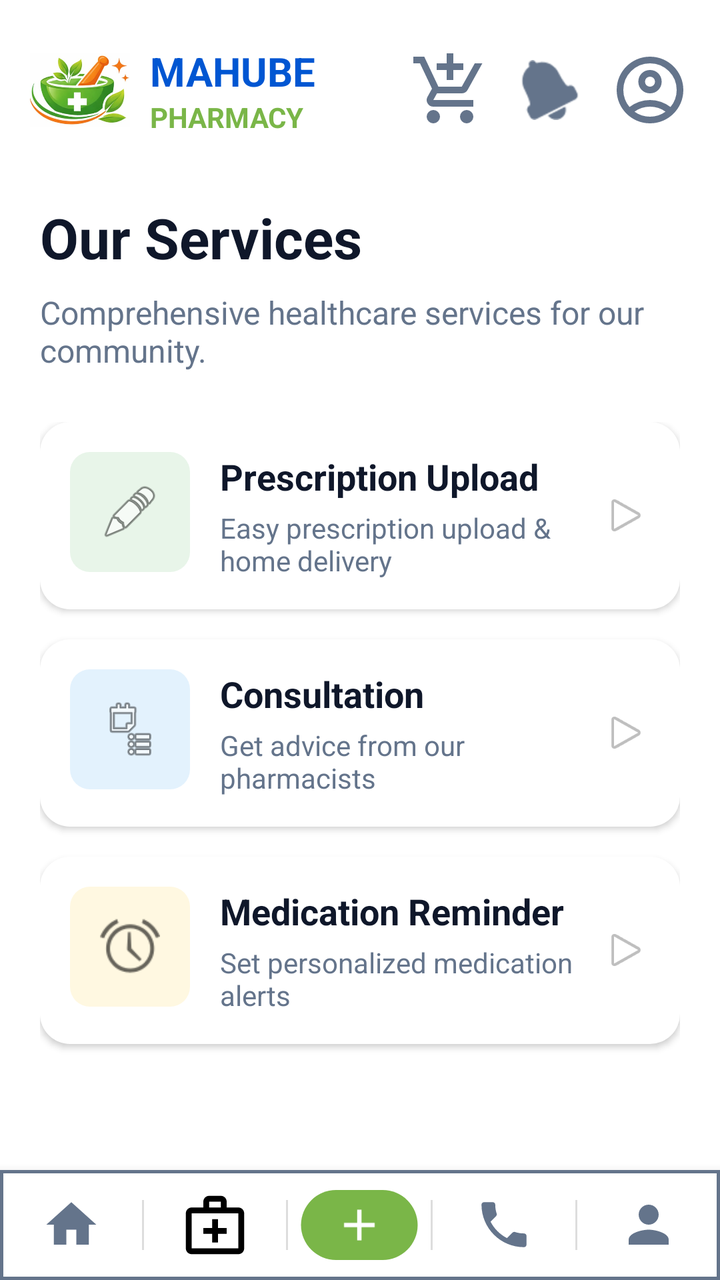
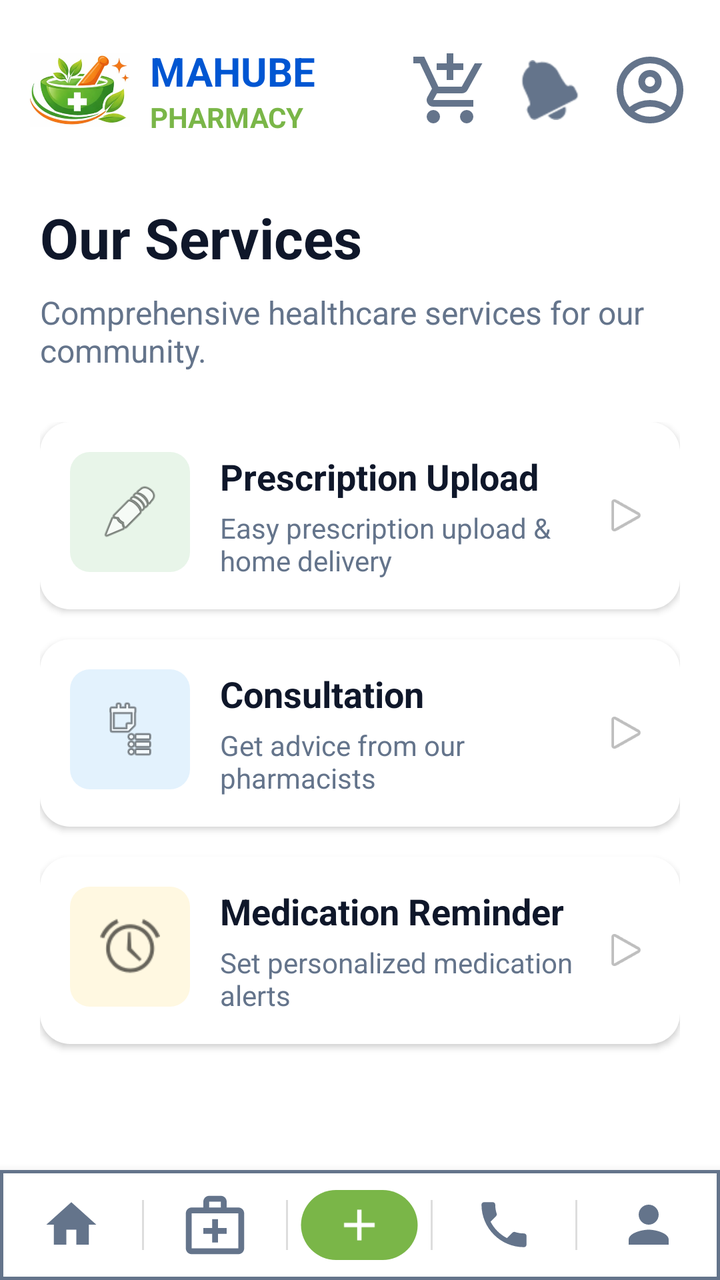

Two renders of the same Android screen: before a commit and after it. Below are the layout's source before the change and the commit's diff.
<!-- AndroidManifest.xml: application theme Theme.MahubePhamarcy -->
<!-- res/layout/services_page.xml -->
<?xml version="1.0" encoding="utf-8"?>
<LinearLayout xmlns:android="http://schemas.android.com/apk/res/android"
    xmlns:app="http://schemas.android.com/apk/res-auto"
    xmlns:tools="http://schemas.android.com/tools"
    android:layout_width="match_parent"
    android:layout_height="match_parent"
    android:orientation="vertical"
    android:layout_marginTop="25dp"
    android:background="@color/white">

    
    <RelativeLayout
        android:layout_width="match_parent"
        android:layout_height="wrap_content"
        android:layout_marginTop="20dp"
        android:clickable="true"
        android:paddingHorizontal="15dp">

        <ImageView
            android:id="@+id/Icon"
            android:layout_width="50dp"
            android:layout_height="50dp"
            android:layout_alignParentStart="true"
            android:layout_centerVertical="true"
            android:src="@drawable/icon_image"
            android:contentDescription="@string/app_name"
            android:clickable="true"
            android:onClick="showHomePage" />

        <LinearLayout
            android:id="@+id/logoTextContainer"
            android:layout_width="wrap_content"
            android:layout_height="wrap_content"
            android:layout_centerVertical="true"
            android:layout_marginStart="10dp"
            android:layout_toEndOf="@id/Icon"
            android:orientation="vertical"
            android:clickable="true"
            android:onClick="showHomePage">

            <TextView
                android:id="@+id/mahubePharmacy"
                android:layout_width="wrap_content"
                android:layout_height="wrap_content"
                android:text="@string/mahube"
                android:textColor="@color/button_blue"
                android:textSize="20sp"
                android:textStyle="bold" />

            <TextView
                android:layout_width="wrap_content"
                android:layout_height="wrap_content"
                android:text="@string/pharmacy"
                android:textColor="#7AB648"
                android:textSize="14sp"
                android:textStyle="bold" />
        </LinearLayout>
        <ImageView
            android:id="@+id/CartIcon"
            android:layout_width="40dp"
            android:layout_height="40dp"
            android:layout_toLeftOf="@id/notificationIcon"
            android:layout_marginEnd="15dp"
            android:layout_centerVertical="true"
            android:contentDescription="Cart"
            android:clickable="true"
            android:onClick="showCartPage"
            android:tint="#64748B"
            android:src="@drawable/shopping_cart" />
        <ImageView
            android:id="@+id/profileIcon"
            android:layout_width="40dp"
            android:layout_height="40dp"
            android:layout_alignParentEnd="true"
            android:layout_centerVertical="true"
            android:contentDescription="Profile"
            android:tint="#64748B"
            android:src="@drawable/account_circle"
            android:clickable="true"
            android:onClick="showProfilePage"/>

        <ImageView
            android:id="@+id/notificationIcon"
            android:layout_width="30dp"
            android:layout_height="30dp"
            android:layout_centerVertical="true"
            android:layout_marginEnd="15dp"
            android:layout_toStartOf="@id/profileIcon"
            android:src="@android:drawable/ic_popup_reminder"
            android:tint="#64748B"
            android:contentDescription="Notifications" />
    </RelativeLayout>

    <ScrollView
        android:layout_width="match_parent"
        android:layout_height="0dp"
        android:layout_weight="1"
        android:layout_marginTop="10dp">

        <LinearLayout
            android:layout_width="match_parent"
            android:layout_height="wrap_content"
            android:orientation="vertical"
            android:padding="20dp">

            
            <TextView
                android:layout_width="wrap_content"
                android:layout_height="wrap_content"
                android:text="@string/our_services"
                android:textColor="#0F172A"
                android:textSize="28sp"
                android:textStyle="bold" />

            <TextView
                android:layout_width="wrap_content"
                android:layout_height="wrap_content"
                android:layout_marginTop="8dp"
                android:text="@string/services_subtitle"
                android:textColor="@color/secondary_textColor"
                android:textSize="16sp" />

            
            <LinearLayout
                android:layout_width="match_parent"
                android:layout_height="wrap_content"
                android:layout_marginTop="25dp"
                android:orientation="vertical">

                
                <RelativeLayout
                    android:layout_width="match_parent"
                    android:layout_height="wrap_content"
                    android:layout_marginBottom="15dp"
                    android:background="@drawable/card_background"
                    android:backgroundTint="@color/white"
                    android:elevation="2dp"
                    android:padding="15dp"
                    android:clickable="true"
                    android:onClick="showUploadPresciptionPage">

                    <ImageView
                        android:id="@+id/rxIcon"
                        android:layout_width="60dp"
                        android:layout_height="60dp"
                        android:background="@drawable/edit_box"
                        android:backgroundTint="#E8F5E9"
                        android:padding="15dp"
                        android:src="@android:drawable/ic_menu_edit"
                        app:tint="#4CAF50"
                        android:contentDescription="Prescription Icon" />

                    <LinearLayout
                        android:layout_width="wrap_content"
                        android:layout_height="wrap_content"
                        android:layout_centerVertical="true"
                        android:layout_marginStart="15dp"
                        android:layout_toEndOf="@id/rxIcon"
                        android:layout_toStartOf="@id/chevron1"
                        android:orientation="vertical">

                        <TextView
                            android:layout_width="wrap_content"
                            android:layout_height="wrap_content"
                            android:text="@string/prescription_upload_title"
                            android:textColor="#0F172A"
                            android:textSize="18sp"
                            android:textStyle="bold" />

                        <TextView
                            android:layout_width="wrap_content"
                            android:layout_height="wrap_content"
                            android:layout_marginTop="4dp"
                            android:text="@string/prescription_upload_desc"
                            android:textColor="@color/secondary_textColor"
                            android:textSize="14sp" />
                    </LinearLayout>

                    <ImageView
                        android:id="@+id/chevron1"
                        android:layout_width="24dp"
                        android:layout_height="24dp"
                        android:layout_alignParentEnd="true"
                        android:layout_centerVertical="true"
                        android:src="@android:drawable/ic_media_play"
                        app:tint="#CBD5E1"
                        android:contentDescription="Go to Prescription Upload" />
                </RelativeLayout>

                
                <RelativeLayout
                    android:layout_width="match_parent"
                    android:layout_height="wrap_content"
                    android:layout_marginBottom="15dp"
                    android:background="@drawable/card_background"
                    android:backgroundTint="@color/white"
                    android:elevation="2dp"
                    android:padding="15dp"
                    android:clickable="true"
                    android:onClick="showConsultationPage">

                    <ImageView
                        android:id="@+id/consultationIcon"
                        android:layout_width="60dp"
                        android:layout_height="60dp"
                        android:background="@drawable/edit_box"
                        android:backgroundTint="#E3F2FD"
                        android:padding="15dp"
                        android:src="@android:drawable/ic_menu_agenda"
                        app:tint="#2196F3"
                        android:contentDescription="Consultation Icon" />

                    <LinearLayout
                        android:layout_width="wrap_content"
                        android:layout_height="wrap_content"
                        android:layout_centerVertical="true"
                        android:layout_marginStart="15dp"
                        android:layout_toEndOf="@id/consultationIcon"
                        android:layout_toStartOf="@id/chevron2"
                        android:orientation="vertical">

                        <TextView
                            android:layout_width="wrap_content"
                            android:layout_height="wrap_content"
                            android:text="@string/consultation_title"
                            android:textColor="#0F172A"
                            android:textSize="18sp"
                            android:textStyle="bold" />

                        <TextView
                            android:layout_width="wrap_content"
                            android:layout_height="wrap_content"
                            android:layout_marginTop="4dp"
                            android:text="@string/consultation_desc"
                            android:textColor="@color/secondary_textColor"
                            android:textSize="14sp" />
                    </LinearLayout>

                    <ImageView
                        android:id="@+id/chevron2"
                        android:layout_width="24dp"
                        android:layout_height="24dp"
                        android:layout_alignParentEnd="true"
                        android:layout_centerVertical="true"
                        android:src="@android:drawable/ic_media_play"
                        app:tint="#CBD5E1"
                        android:contentDescription="Go to Consultation" />
                </RelativeLayout>

                
                <RelativeLayout
                    android:layout_width="match_parent"
                    android:layout_height="wrap_content"
                    android:layout_marginBottom="15dp"
                    android:background="@drawable/card_background"
                    android:backgroundTint="@color/white"
                    android:elevation="2dp"
                    android:padding="15dp">

                    <ImageView
                        android:id="@+id/reminderIcon"
                        android:layout_width="60dp"
                        android:layout_height="60dp"
                        android:background="@drawable/edit_box"
                        android:backgroundTint="#FFF8E1"
                        android:padding="15dp"
                        android:src="@android:drawable/ic_lock_idle_alarm"
                        app:tint="#FFC107"
                        android:contentDescription="Reminder Icon" />

                    <LinearLayout
                        android:layout_width="wrap_content"
                        android:layout_height="wrap_content"
                        android:layout_centerVertical="true"
                        android:layout_marginStart="15dp"
                        android:layout_toEndOf="@id/reminderIcon"
                        android:layout_toStartOf="@id/chevron3"
                        android:orientation="vertical">

                        <TextView
                            android:layout_width="wrap_content"
                            android:layout_height="wrap_content"
                            android:text="@string/medication_reminder_title"
                            android:textColor="#0F172A"
                            android:textSize="18sp"
                            android:textStyle="bold" />

                        <TextView
                            android:layout_width="wrap_content"
                            android:layout_height="wrap_content"
                            android:layout_marginTop="4dp"
                            android:text="@string/medication_reminder_desc"
                            android:textColor="@color/secondary_textColor"
                            android:textSize="14sp" />
                    </LinearLayout>

                    <ImageView
                        android:id="@+id/chevron3"
                        android:layout_width="24dp"
                        android:layout_height="24dp"
                        android:layout_alignParentEnd="true"
                        android:layout_centerVertical="true"
                        android:src="@android:drawable/ic_media_play"
                        app:tint="#CBD5E1"
                        android:contentDescription="Go to Medication Reminder" />
                </RelativeLayout>

            </LinearLayout>

        </LinearLayout>
    </ScrollView>

    <LinearLayout
        android:layout_width="match_parent"
        android:layout_height="55dp"
        android:background="@drawable/nav_background"
        android:elevation="8dp"
        android:orientation="horizontal"
        android:gravity="center_vertical"
        android:outlineAmbientShadowColor="@color/black">
        <ImageView
            android:layout_width="0dp"
            android:layout_height="30dp"
            android:layout_weight="1"
            android:clickable="true"
            android:contentDescription="Home"
            android:src="@drawable/ic_home" android:tint="#64748B"
            android:onClick="showHomePage"/>
        <TextView android:layout_width="1dp" android:layout_height="25dp" android:background="#DDDDDD" />
        <ImageView
            android:layout_width="0dp"
            android:layout_height="35dp"
            android:layout_weight="1"
            android:clickable="true"
            android:contentDescription="Prescriptions"
            android:tint="@color/black"
            android:src="@drawable/ic_services"
            android:onClick="showUploadPresciptionPage"/>

        <TextView android:layout_width="1dp" android:layout_height="25dp" android:background="#DDDDDD" />
        <ImageView
            android:layout_width="0dp"
            android:layout_height="35dp"
            android:layout_weight="1"
            android:clickable="true"
            android:contentDescription="Prescriptions"
            android:src="@drawable/ic_prescriptions_item"
            android:onClick="showUploadPresciptionPage"/>
        <TextView android:layout_width="1dp" android:layout_height="25dp" android:background="#DDDDDD" />
        <ImageView
            android:layout_width="0dp"
            android:layout_height="30dp"
            android:layout_weight="1"
            android:clickable="true"
            android:contentDescription="Consultation"
            android:src="@drawable/ic_contact"
            android:tint="#64748B"
            android:onClick="showConsultationPage" />
        <TextView android:layout_width="1dp" android:layout_height="25dp" android:background="#DDDDDD" />
        <ImageView
            android:id="@+id/nav_profile"
            android:layout_width="0dp"
            android:layout_height="30dp"
            android:layout_weight="1"
            android:clickable="true"
            android:contentDescription="Profile"
            android:src="@drawable/ic_profile"
            android:tint="#64748B"
            android:onClick="showProfilePage" />
    </LinearLayout>
</LinearLayout>
<!-- resources referenced by this layout -->
<resources>
  <color name="black">#FF000000</color>
  <color name="button_blue">#0056D2</color>
  <color name="secondary_textColor">#64748B</color>
  <color name="white">#FFFFFFFF</color>
  <!-- drawable card_background (drawable) -->
  <?xml version="1.0" encoding="utf-8"?>
  <shape xmlns:android="http://schemas.android.com/apk/res/android"
      android:shape="rectangle">
      <solid android:color="@color/white"/>
      <corners android:radius="15dp"/>
  
  </shape>
  <!-- drawable edit_box (drawable) -->
  <?xml version="1.0" encoding="utf-8"?>
  <shape xmlns:android="http://schemas.android.com/apk/res/android"
      android:shape="rectangle"
      android:tint="@color/Input_background">
      <corners android:radius="10dp"/>
  
  
  </shape>
  <!-- drawable ic_home (drawable) -->
  <vector xmlns:android="http://schemas.android.com/apk/res/android"
      android:width="24dp"
      android:height="24dp"
      android:viewportWidth="24"
      android:viewportHeight="24"
      android:tint="?attr/colorControlNormal">
    <path
        android:fillColor="@android:color/white"
        android:pathData="M10,20v-6h4v6h5v-8h3L12,3 2,12h3v8z"/>
  </vector>
  <!-- drawable ic_prescriptions_item (drawable) -->
  <?xml version="1.0" encoding="utf-8"?>
  <layer-list xmlns:android="http://schemas.android.com/apk/res/android">
      <item
          android:width="40dp"
          android:height="24dp"
          android:drawable="@drawable/bg_prescriptions" />
      <item
          android:width="18dp"
          android:height="18dp"
          android:gravity="center"
          android:drawable="@drawable/ic_prescriptions" />
  </layer-list>
  <!-- drawable ic_profile (drawable) -->
  <vector xmlns:android="http://schemas.android.com/apk/res/android"
      android:width="24dp"
      android:height="24dp"
      android:viewportWidth="24"
      android:viewportHeight="24"
      android:tint="?attr/colorControlNormal">
      <path
          android:fillColor="@android:color/white"
          android:pathData="M12,12c2.21,0,4-1.79,4-4s-1.79-4-4-4s-4,1.79-4,4S9.79,12,12,12z M12,14c-2.67,0-8,1.34-8,4v2h16v-2C20,15.34,14.67,14,12,14z" />
  </vector>
  <!-- drawable nav_background (drawable) -->
  <?xml version="1.0" encoding="utf-8"?>
  <shape xmlns:android="http://schemas.android.com/apk/res/android"
      android:shape="rectangle">
      <solid android:color="@color/white"/>
      <stroke android:width="1.5dp"
          android:color="@color/secondary_textColor"/>
  
  </shape>
  <string name="app_name">Mahube Phamarcy</string>
  <string name="consultation_desc">Get advice from our pharmacists</string>
  <string name="consultation_title">Consultation</string>
  <string name="mahube">MAHUBE</string>
  <string name="medication_reminder_desc">Set personalized medication alerts</string>
  <string name="medication_reminder_title">Medication Reminder</string>
  <string name="our_services">Our Services</string>
  <string name="pharmacy">PHARMACY</string>
  <string name="prescription_upload_desc">Easy prescription upload &amp; home delivery</string>
  <string name="prescription_upload_title">Prescription Upload</string>
  <string name="services_subtitle">Comprehensive healthcare services for our community.</string>
  <style name="Theme.MahubePhamarcy" parent="android:Theme.Material.Light.NoActionBar" />
  <color name="Input_background">#F1F5F9</color>
  <!-- drawable bg_prescriptions (drawable) -->
  <?xml version="1.0" encoding="utf-8"?>
  <shape xmlns:android="http://schemas.android.com/apk/res/android">
      <solid android:color="#7AB648" />
      <corners android:radius="20dp" />
  </shape>
  <!-- drawable ic_prescriptions (drawable) -->
  <vector xmlns:android="http://schemas.android.com/apk/res/android"
      android:width="24dp"
      android:height="24dp"
      android:viewportWidth="24"
      android:viewportHeight="24">
      <path
          android:fillColor="#FFFFFF"
          android:pathData="M19,13H13V19H11V13H5V11H11V5H13V11H19V13Z" />
  </vector>
  <!-- unchanged entries left out for length: 5 -->
</resources>

<!-- the commit's change to res/layout/services_page.xml (unified diff, before → after) -->
@@ -333,9 +333,9 @@
             android:layout_weight="1"
             android:clickable="true"
             android:contentDescription="Prescriptions"
-            android:tint="@color/black"
+            android:tint="#64748B"
             android:src="@drawable/ic_services"
-            android:onClick="showUploadPresciptionPage"/>
+            android:onClick="showServicePage"/>
 
         <TextView android:layout_width="1dp" android:layout_height="25dp" android:background="#DDDDDD" />
         <ImageView
@@ -366,6 +366,6 @@
             android:contentDescription="Profile"
             android:src="@drawable/ic_profile"
             android:tint="#64748B"
-            android:onClick="showProfilePage" />
+            android:onClick="showAboutPage" />
     </LinearLayout>
 </LinearLayout>
